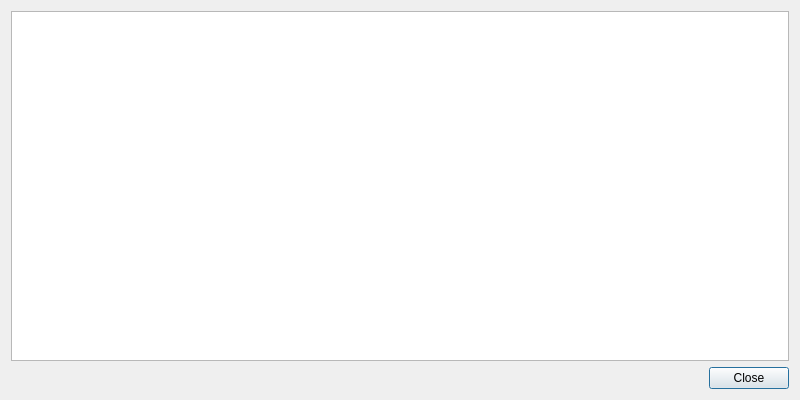
Above: iqamelogdialog.ui from 0x6368656174/iqAeroMapEditor before the change. Below: the same form after it.
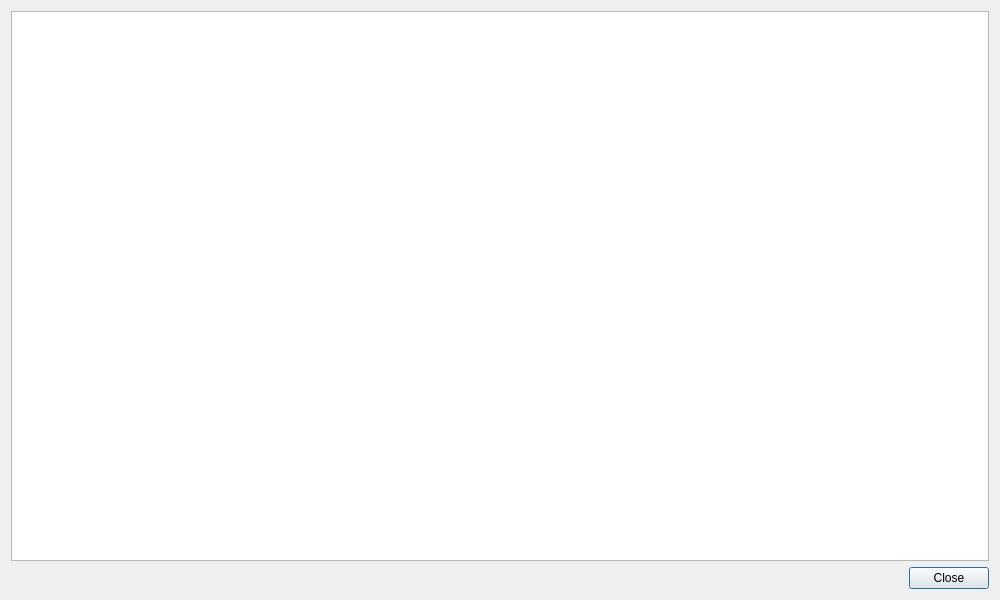
That is the form after the change.

The edit to the form file:
```diff
--- a/iqamelogdialog.ui
+++ b/iqamelogdialog.ui
@@ -6,8 +6,8 @@
    <rect>
     <x>0</x>
     <y>0</y>
-    <width>800</width>
-    <height>400</height>
+    <width>1000</width>
+    <height>600</height>
    </rect>
   </property>
   <property name="windowTitle">
```
